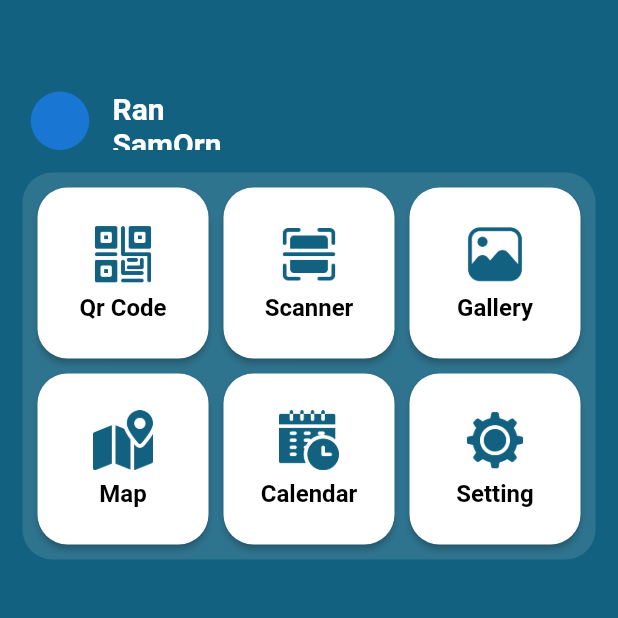
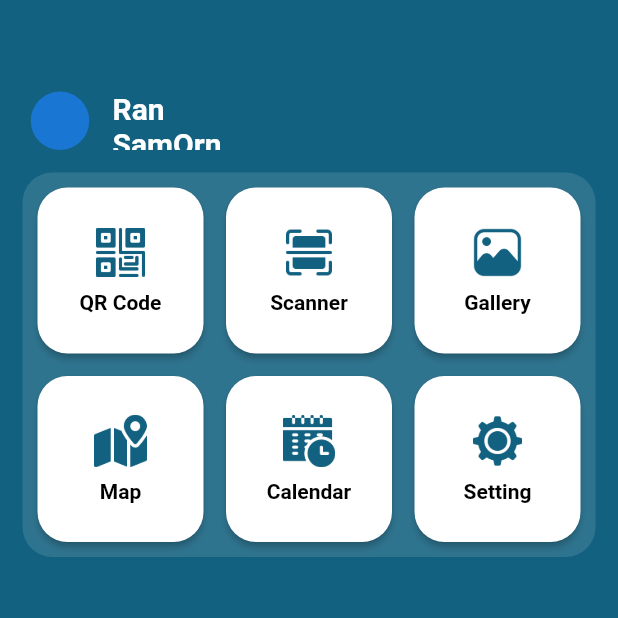
Before and after one commit to SamOrnNoop/My-App, a Flutter app: the screen it shows after launch, on a phone screen of 412 x 824 dp, the top half of it. Run offline on Flutter 3.47's test engine with Material 2 defaults, Android fonts, the phone set to English and light mode, and no system bars; our stand-ins replace get_it, go_router, qr_flutter, socket_io_client.

```diff
--- a/lib/src/models/menu_home_mode.dart
+++ b/lib/src/models/menu_home_mode.dart
@@ -18,7 +18,7 @@ class MenuHomeModel {
   static List<dynamic> get builderMenus {
     return [
       {
-        "title": "Qr Code",
+        "title": "QR Code",
         "routeName": "/QrCodePage",
         "icon": BasePathImag.barcode
       },
--- a/lib/src/pages/home.dart
+++ b/lib/src/pages/home.dart
@@ -63,8 +63,8 @@ class _HomeAppState extends State<HomeApp> {
                         const SliverGridDelegateWithFixedCrossAxisCount(
                             childAspectRatio: 1,
                             crossAxisCount: 3,
-                            mainAxisSpacing: 10,
-                            crossAxisSpacing: 10),
+                            mainAxisSpacing: 15,
+                            crossAxisSpacing: 15),
                     itemBuilder: (context, index) {
                       final data = MenuHomeModel();
                       data.fromData = MenuHomeModel.builderMenus[index];
--- a/lib/src/utils/app_route.dart
+++ b/lib/src/utils/app_route.dart
@@ -1,5 +1,6 @@
 import 'package:flutter/material.dart';
 import 'package:my_app/src/pages/qr_code_generator.dart';
+import 'package:my_app/src/pages/qr_scanner.dart';
 
 class AppRouters {
   static const String routPage = '/';
@@ -17,6 +18,8 @@ class AppRoutors {
     switch (settings.name) {
       case AppRouters.qrCode:
         return router(const QRcodeGeneratorPage());
+      case AppRouters.qrScanner:
+        return router(const ScannerPage());
     }
     return null;
   }
--- a/lib/src/widgets/gride_home.dart
+++ b/lib/src/widgets/gride_home.dart
@@ -28,15 +28,15 @@ class GrideMenuHomeWidget extends StatelessWidget {
             ImageIcon(
               AssetImage(icon),
               color: Constants.baseColor,
-              size: 40,
+              size: 35,
             ),
             Padding(
-              padding: const EdgeInsets.only(top: 6),
+              padding: const EdgeInsets.only(top: 8),
               child: Text(
                 title,
                 style: const TextStyle(
                     color: Constants.black,
-                    fontSize: 16,
+                    fontSize: 14,
                     fontWeight: FontWeight.bold),
               ),
             )
--- a/pubspec.yaml
+++ b/pubspec.yaml
@@ -39,6 +39,8 @@ dependencies:
   qr_code_scanner: ^1.0.1
   qr_flutter: ^4.0.0
   get_it: ^7.6.0
+  socket_io_client: ^2.0.3+1
+  encrypt: ^5.0.1
 
 dev_dependencies:
   flutter_test:
```
Also changed, not shown: lib/src/models/socket_io_model.dart (added, +51 -0 lines), lib/src/pages/qr_code_generator.dart (+45 -7 lines), lib/src/pages/qr_scanner.dart (+26 -0 lines), pubspec.lock.
